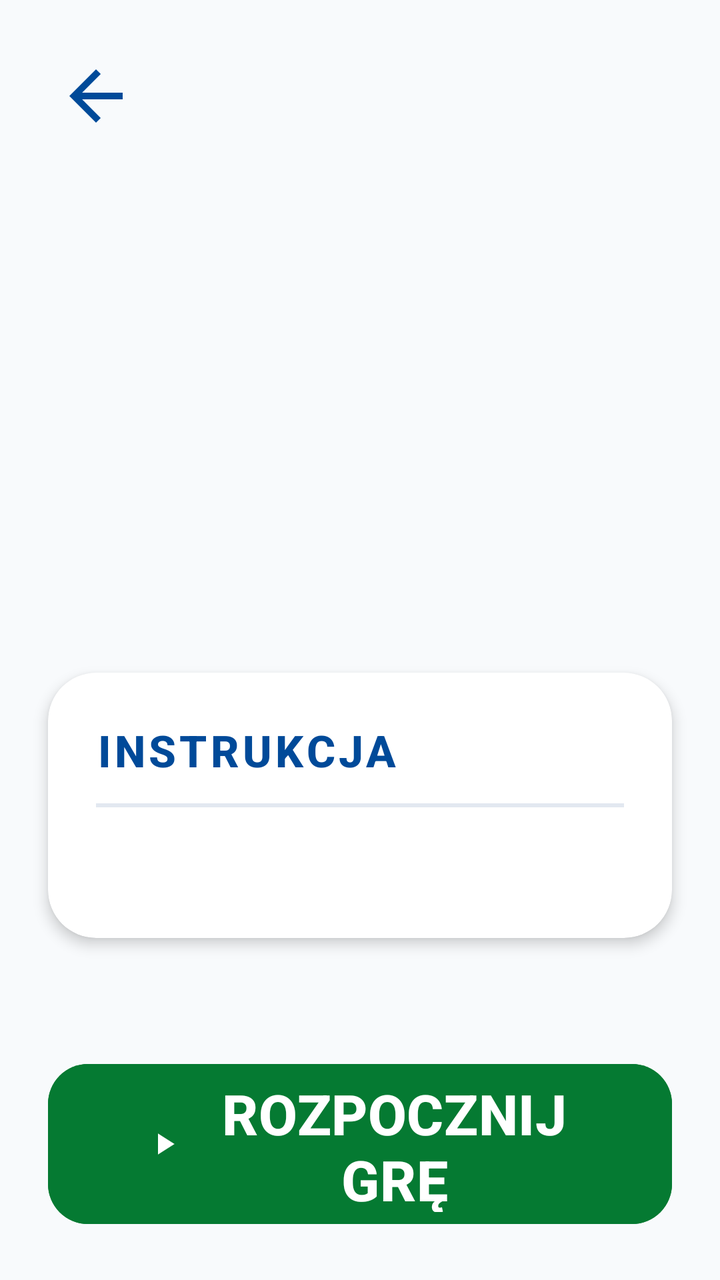
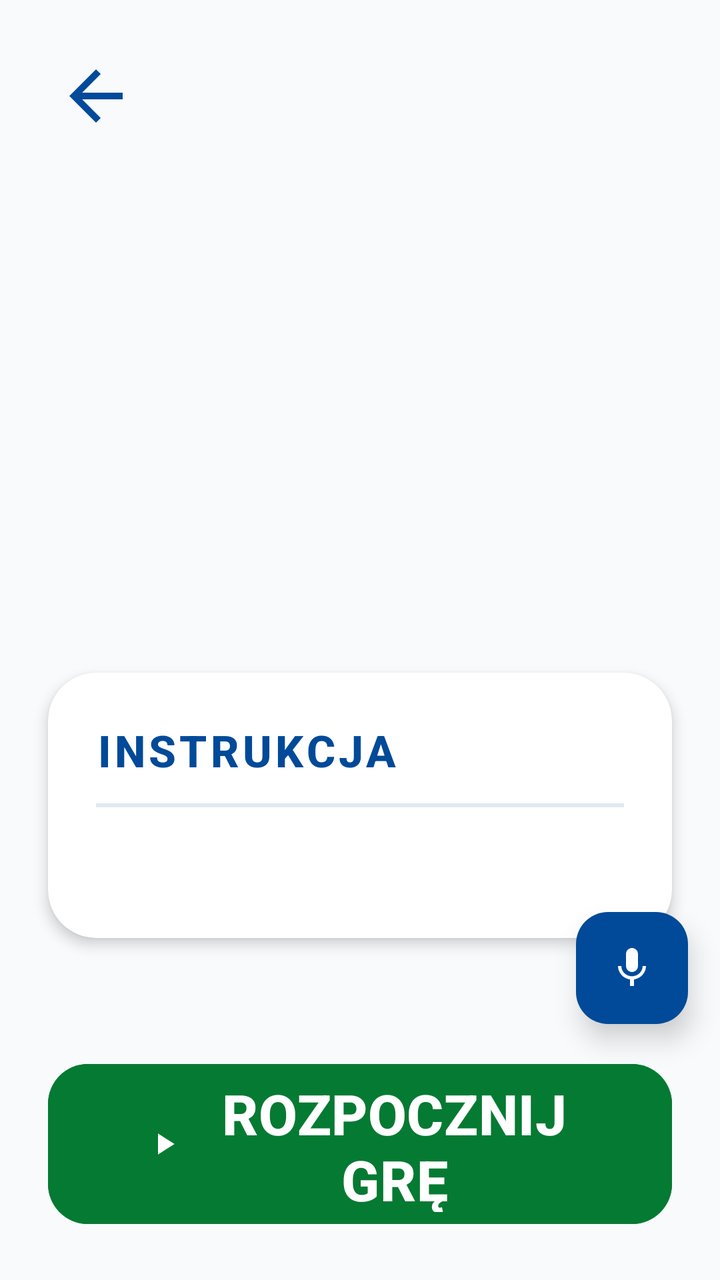

Two renders of the same Android screen: before a commit and after it. Below are the layout's source before the change and the commit's diff.
<!-- AndroidManifest.xml: application theme Theme.Fitnessapp -->
<!-- res/layout/activity_game_instruction.xml -->
<?xml version="1.0" encoding="utf-8"?>
<androidx.constraintlayout.widget.ConstraintLayout xmlns:android="http://schemas.android.com/apk/res/android"
 xmlns:app="http://schemas.android.com/apk/res-auto"
 android:layout_width="match_parent"
 android:layout_height="match_parent"
 android:background="#F8FAFC">

 
 <ImageButton
 android:id="@+id/btn_back"
 android:layout_width="64dp"
 android:layout_height="64dp"
 android:layout_margin="16dp"
 android:background="?android:attr/selectableItemBackgroundBorderless"
 android:src="@drawable/ic_back"
 app:tint="#004A99"
 android:scaleType="fitCenter"
 android:padding="12dp"
 app:layout_constraintStart_toStartOf="parent"
 app:layout_constraintTop_toTopOf="parent" />

 
 <ImageView
 android:id="@+id/iv_game_icon"
 android:layout_width="120dp"
 android:layout_height="120dp"
 android:layout_marginTop="24dp"
 app:layout_constraintStart_toStartOf="parent"
 app:layout_constraintEnd_toEndOf="parent"
 app:layout_constraintTop_toBottomOf="@id/btn_back" />

 
 <TextView
 android:id="@+id/tv_game_title"
 android:layout_width="wrap_content"
 android:layout_height="wrap_content"
 android:layout_marginTop="16dp"
 android:textColor="#004A99"
 android:textSize="48sp"
 android:textStyle="bold"
 app:layout_constraintStart_toStartOf="parent"
 app:layout_constraintEnd_toEndOf="parent"
 app:layout_constraintTop_toBottomOf="@id/iv_game_icon" />

 
 <androidx.cardview.widget.CardView
 android:id="@+id/card_instruction"
 android:layout_width="0dp"
 android:layout_height="wrap_content"
 android:layout_marginHorizontal="24dp"
 android:layout_marginTop="32dp"
 app:cardCornerRadius="24dp"
 app:cardElevation="4dp"
 app:cardBackgroundColor="#FFFFFF"
 app:layout_constraintStart_toStartOf="parent"
 app:layout_constraintEnd_toEndOf="parent"
 app:layout_constraintTop_toBottomOf="@id/tv_game_title">

 <LinearLayout
 android:layout_width="match_parent"
 android:layout_height="wrap_content"
 android:orientation="vertical"
 android:padding="24dp">

 <TextView
 android:layout_width="wrap_content"
 android:layout_height="wrap_content"
 android:text="INSTRUKCJA"
 android:textColor="#004A99"
 android:textSize="22sp"
 android:textStyle="bold"
 android:letterSpacing="0.08" />

 <View
 android:layout_width="match_parent"
 android:layout_height="2dp"
 android:layout_marginVertical="12dp"
 android:background="#E2E8F0" />

 <TextView
 android:id="@+id/tv_instruction_text"
 android:layout_width="match_parent"
 android:layout_height="wrap_content"
 android:textColor="#1E293B"
 android:textSize="22sp"
 android:textStyle="bold"
 android:lineSpacingExtra="8dp" />

 </LinearLayout>
 </androidx.cardview.widget.CardView>

 
 <Button
 android:id="@+id/btn_start"
 android:layout_width="0dp"
 android:layout_height="88dp"
 android:layout_marginHorizontal="24dp"
 android:layout_marginBottom="24dp"
 android:backgroundTint="#057A32"
 android:text="ROZPOCZNIJ GRĘ"
 android:textAllCaps="true"
 android:textColor="@color/white"
 android:textSize="28sp"
 android:fontFamily="sans-serif-medium"
 android:textStyle="bold"
 app:icon="@drawable/ic_play"
 app:iconGravity="textStart"
 app:iconTint="@color/white"
 app:iconPadding="16dp"
 app:cornerRadius="20dp"
 app:layout_constraintStart_toStartOf="parent"
 app:layout_constraintEnd_toEndOf="parent"
 app:layout_constraintBottom_toBottomOf="parent" />

</androidx.constraintlayout.widget.ConstraintLayout>
<!-- resources referenced by this layout -->
<resources>
  <color name="white">#FFFFFFFF</color>
  <!-- drawable ic_back (drawable) -->
  <vector xmlns:android="http://schemas.android.com/apk/res/android"
      android:width="24dp"
      android:height="24dp"
      android:viewportWidth="24"
      android:viewportHeight="24">
      <path
          android:fillColor="#000000"
          android:pathData="M20,11H7.83l5.59,-5.59L12,4l-8,8 8,8 1.41,-1.41L7.83,13H20v-2z"/>
  </vector>
  <!-- drawable ic_play (drawable) -->
  <vector xmlns:android="http://schemas.android.com/apk/res/android"
   android:width="24dp"
   android:height="24dp"
   android:viewportWidth="24"
   android:viewportHeight="24">
   <path
   android:fillColor="#FFFFFF"
   android:pathData="M8,5v14l11,-7z"/>
  </vector>
  <style name="Theme.Fitnessapp" parent="Base.Theme.Fitnessapp" />
  <style name="Base.Theme.Fitnessapp" parent="Theme.Material3.Light.NoActionBar">
          
          <item name="android:fontFamily">sans-serif-medium</item>
          <item name="android:textAllCaps">false</item>
          <item name="android:textColor">#0F172A</item>
          <item name="android:windowBackground">#F8FAFC</item>
      </style>
</resources>

<!-- the commit's change to res/layout/activity_game_instruction.xml (unified diff, before → after) -->
@@ -112,4 +112,19 @@
  app:layout_constraintEnd_toEndOf="parent"
  app:layout_constraintBottom_toBottomOf="parent" />
 
+ 
+ <com.google.android.material.floatingactionbutton.FloatingActionButton
+ android:id="@+id/fab_mic"
+ android:layout_width="wrap_content"
+ android:layout_height="wrap_content"
+ android:layout_margin="16dp"
+ android:contentDescription="Nagrywanie głosu"
+ android:src="@drawable/ic_mic"
+ app:backgroundTint="#004A99"
+ app:tint="#FFFFFF"
+ app:fabSize="normal"
+ app:elevation="8dp"
+ app:layout_constraintBottom_toTopOf="@id/btn_start"
+ app:layout_constraintEnd_toEndOf="parent" />
+
 </androidx.constraintlayout.widget.ConstraintLayout>
<!-- resource entries referenced after the edit -->
@@ -10,6 +10,16 @@
       <path
           android:fillColor="#000000"
           android:pathData="M20,11H7.83l5.59,-5.59L12,4l-8,8 8,8 1.41,-1.41L7.83,13H20v-2z"/>
+  </vector>
+  <!-- drawable ic_mic (drawable) -->
+  <vector xmlns:android="http://schemas.android.com/apk/res/android"
+      android:width="24dp"
+      android:height="24dp"
+      android:viewportWidth="24"
+      android:viewportHeight="24">
+      <path
+          android:fillColor="#1A5DFF"
+          android:pathData="M12,14c1.66,0 3,-1.34 3,-3V5c0,-1.66 -1.34,-3 -3,-3S9,3.34 9,5v6C9,12.66 10.34,14 12,14zM17.3,11c0,3 -2.54,5.1 -5.3,5.1S6.7,14 6.7,11H5c0,3.41 2.72,6.23 6,6.72V21h2v-3.28c3.28,-0.49 6,-3.31 6,-6.72H17.3z"/>
   </vector>
   <!-- drawable ic_play (drawable) -->
   <vector xmlns:android="http://schemas.android.com/apk/res/android"
